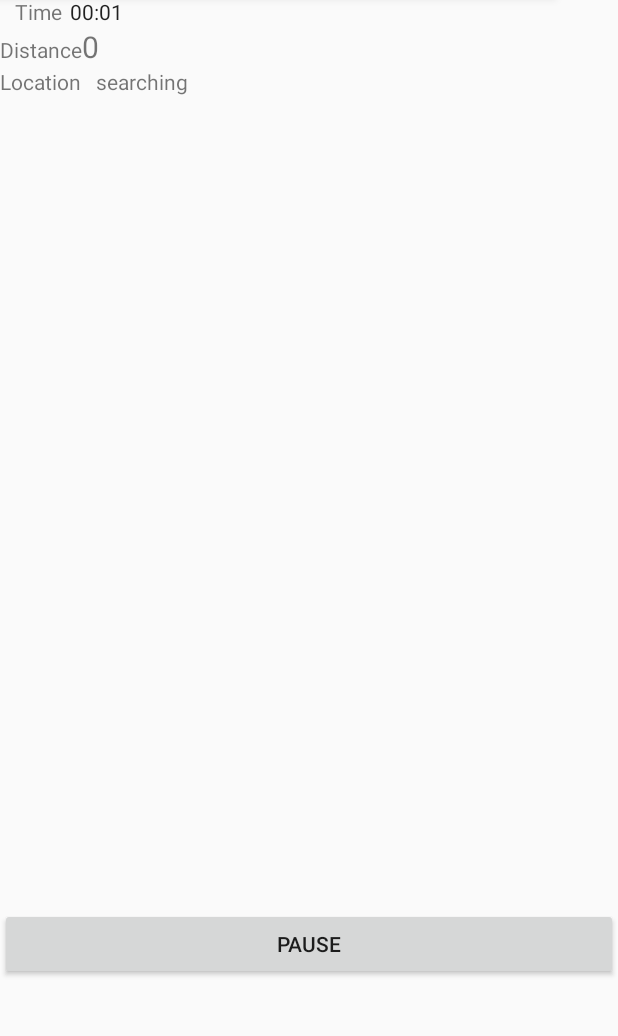
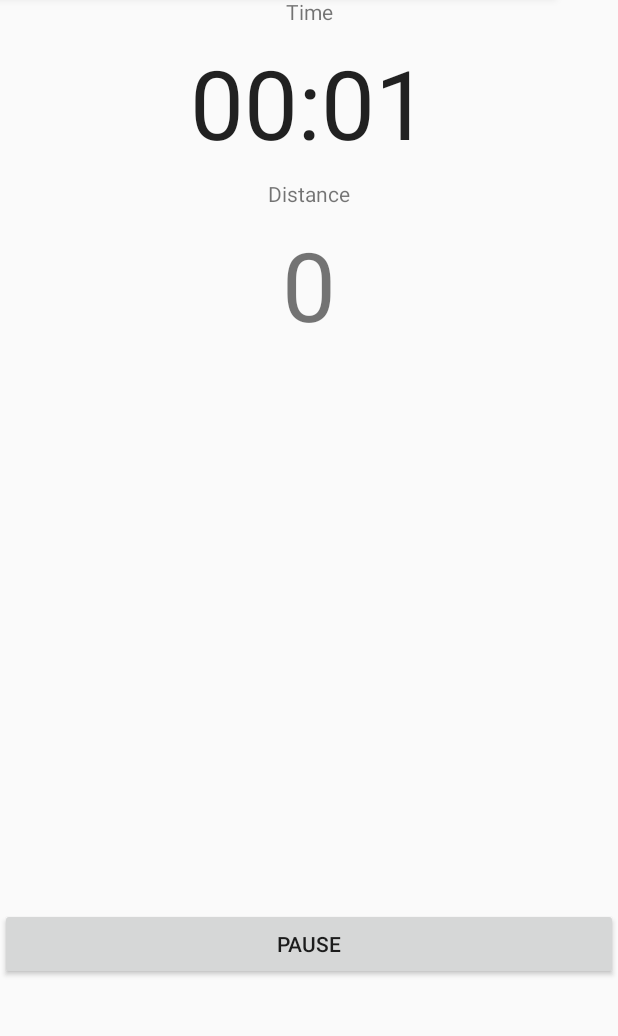
Before and after one commit to tkettu/rokego_android, an Android app: the screen it shows after launch (MainActivity), after a tap on "START", on a phone screen of 412 x 824 dp, the part 87-1123 px from its top. Run offline under Robolectric (Android 15) with nearby library versions, the phone set to English and light mode, and no system bars.

Commit message:
UI changes for main-activity.

```diff
--- a/app/src/main/java/com/teroki/rokego_android/GpsTracker.java
+++ b/app/src/main/java/com/teroki/rokego_android/GpsTracker.java
@@ -212,7 +212,9 @@ public class GpsTracker extends Service implements LocationListener{
             this.oldLocation = location;
             Log.d("Old location", this.oldLocation.toString());
             Log.d("Location", location.toString());
-            distanceField.setText(String.valueOf(distance));
+            double rDistance = (double)Math.round((distance/1000) * 100d ) / 100d; //distance as 2 decimal kms
+            //Todo Check if this works
+            distanceField.setText(String.valueOf(rDistance));
         }
     }
 
--- a/app/src/main/java/com/teroki/rokego_android/MainActivity.java
+++ b/app/src/main/java/com/teroki/rokego_android/MainActivity.java
@@ -78,17 +78,18 @@ public class MainActivity extends AppCompatActivity{
         addBtn.setOnClickListener(new View.OnClickListener() {
             @Override
             public void onClick(View view) {
-                Intent intent = new Intent(MainActivity.this, SaveData.class);
-                startActivity(intent);
+                //Intent intent = new Intent(MainActivity.this, SaveData.class);
+                //startActivity(intent);
+                addExercise();
             }
         });
 
-        timeLayout = (LinearLayout) findViewById(R.id.time_layout);
-        distanceLayout = (LinearLayout) findViewById(R.id.distance_layout);
+       // timeLayout = (LinearLayout) findViewById(R.id.time_layout);
+       // distanceLayout = (LinearLayout) findViewById(R.id.distance_layout);
 
         chronometer = (PausableChronometer) findViewById(R.id.chronometer);
         distance = (TextView) findViewById(R.id.distance);
-        searching = (TextView) findViewById(R.id.location);
+        //searching = (TextView) findViewById(R.id.location);
         setSupportActionBar(mainToolbar);
 
 
@@ -113,7 +114,7 @@ public class MainActivity extends AppCompatActivity{
                 }
 
                 gps.setDistanceField((TextView) findViewById(R.id.distance));
-                gps.setLocationField((TextView) findViewById(R.id.location));
+                //gps.setLocationField((TextView) findViewById(R.id.location));
                 gps.trackingStarted = false;
 
 
@@ -228,6 +229,31 @@ public class MainActivity extends AppCompatActivity{
 
         stopForeground();
 
+        addExercise();
+       /* Intent saveIntent = new Intent(MainActivity.this, SaveData.class);
+        TextView tDistance = (TextView) findViewById(R.id.distance);
+        PausableChronometer tTime = (PausableChronometer) findViewById(R.id.chronometer);
+
+        String mDistance = tDistance.getText().toString();
+        NumericChecker nChecker = new NumericChecker();
+        mDistance = (nChecker.isNumeric(mDistance) ? mDistance: "0.0" );
+
+        String mTime = tTime.getText().toString();
+        saveIntent.putExtra(TIME_MSG, mTime);
+        saveIntent.putExtra(DISTANCE_MSG, mDistance);
+        startActivity(saveIntent);*/
+
+
+        //reset distance
+        resetGps();
+        //gps.onDestroy();
+
+        chronometer.reset();
+        //setStartButton(false);
+        setButtonState(Constants.BUTTON_STATES.BTN_START);
+    }
+
+    public void addExercise(){
         Intent saveIntent = new Intent(MainActivity.this, SaveData.class);
         TextView tDistance = (TextView) findViewById(R.id.distance);
         PausableChronometer tTime = (PausableChronometer) findViewById(R.id.chronometer);
@@ -240,15 +266,6 @@ public class MainActivity extends AppCompatActivity{
         saveIntent.putExtra(TIME_MSG, mTime);
         saveIntent.putExtra(DISTANCE_MSG, mDistance);
         startActivity(saveIntent);
-
-
-        //reset distance
-        resetGps();
-        //gps.onDestroy();
-
-        chronometer.reset();
-        //setStartButton(false);
-        setButtonState(Constants.BUTTON_STATES.BTN_START);
     }
 
     public void stopForeground(){
@@ -274,14 +291,14 @@ public class MainActivity extends AppCompatActivity{
             case Constants.BUTTON_STATES.BTN_START:
                 startBtn.setText(R.string.btn_start);
                 addBtn.setVisibility(View.VISIBLE);
-                timeLayout.setVisibility(View.INVISIBLE);
-                distanceLayout.setVisibility(View.INVISIBLE);
+                //timeLayout.setVisibility(View.INVISIBLE);
+                //distanceLayout.setVisibility(View.INVISIBLE);
                 break;
             case Constants.BUTTON_STATES.BTN_PAUSE:
                 startBtn.setText(R.string.btn_pause);
                 addBtn.setVisibility(View.INVISIBLE);
-                timeLayout.setVisibility(View.VISIBLE);
-                distanceLayout.setVisibility(View.VISIBLE);
+                //timeLayout.setVisibility(View.VISIBLE);
+                //distanceLayout.setVisibility(View.VISIBLE);
                 break;
             case Constants.BUTTON_STATES.BTN_CONTINUE:
                 startBtn.setText(R.string.btn_continue);
@@ -302,7 +319,7 @@ public class MainActivity extends AppCompatActivity{
         Intent stopIntent = new Intent(MainActivity.this, Tracker.class);
         stopIntent.setAction(Constants.ACTION.STOPFOREGROUND_ACTION);
         startService(stopIntent);
-        startBtn.setText("LOPETETTU JOO");
+        startBtn.setText("STOPPPED TEST");
     }
 
     /*private BroadcastReceiver receiver = new BroadcastReceiver() {
--- a/app/src/main/res/layout/activity_main.xml
+++ b/app/src/main/res/layout/activity_main.xml
@@ -17,39 +17,70 @@
         app:popupTheme="@style/ThemeOverlay.AppCompat.Light"
         tools:layout_editor_absoluteY="0dp" />
 
-    <LinearLayout
+    <!--<LinearLayout
         android:id="@+id/time_layout"
-        android:layout_width="0dp"
+        android:layout_width="wrap_content"
         android:layout_height="wrap_content"
-        app:layout_constraintTop_toBottomOf="@+id/toolbar_main"
+        android:layout_marginEnd="8dp"
+        android:layout_marginLeft="8dp"
+        android:layout_marginRight="8dp"
+        android:layout_marginStart="8dp"
+        android:layout_marginTop="8dp"
+        android:visibility="invisible"
         android:weightSum="1"
-        android:visibility="invisible"
-        tools:layout_editor_absoluteX="0dp">
+        app:layout_constraintLeft_toLeftOf="parent"
+        app:layout_constraintRight_toRightOf="parent"
+        app:layout_constraintTop_toBottomOf="@+id/toolbar_main">
+-->
         <TextView
             android:id="@+id/time_label"
             android:layout_width="wrap_content"
             android:layout_height="wrap_content"
-            android:layout_marginLeft="10dp"
-            android:layout_marginRight="5dp"
-            android:text="@string/label_time" />
+            android:layout_marginLeft="8dp"
+            android:text="@string/label_time"
+            app:layout_constraintTop_toBottomOf="@id/toolbar_main"
+            android:layout_marginTop="0dp"
+            app:layout_constraintLeft_toLeftOf="parent"
+            android:layout_marginRight="8dp"
+            app:layout_constraintRight_toRightOf="parent" />
 
         <com.teroki.rokego_helpers.PausableChronometer
             android:id="@+id/chronometer"
             android:layout_width="wrap_content"
-            android:layout_height="wrap_content" />
-    </LinearLayout>
+            android:layout_height="wrap_content"
+            android:textSize="@android:dimen/notification_large_icon_height"
+            android:layout_marginLeft="8dp"
+            app:layout_constraintTop_toBottomOf="@+id/time_label"
+            android:layout_marginTop="8dp"
+            app:layout_constraintLeft_toLeftOf="parent"
+            android:layout_marginRight="8dp"
+            app:layout_constraintRight_toRightOf="parent" />
+  <!--  </LinearLayout>
+
     <LinearLayout
         android:id="@+id/distance_layout"
         android:layout_width="wrap_content"
         android:layout_height="wrap_content"
-        app:layout_constraintTop_toBottomOf="@+id/time_layout"
+        android:layout_marginEnd="8dp"
+        android:layout_marginLeft="8dp"
+        android:layout_marginRight="8dp"
+        android:layout_marginStart="8dp"
         android:visibility="invisible"
-        tools:layout_editor_absoluteX="0dp">
+        app:layout_constraintLeft_toLeftOf="parent"
+        app:layout_constraintRight_toRightOf="parent"
+        app:layout_constraintTop_toBottomOf="@+id/time_layout">-->
+
         <TextView
             android:id="@+id/distance_label"
             android:layout_width="wrap_content"
             android:layout_height="wrap_content"
-            android:text="@string/label_distance"/>
+            android:text="@string/label_distance"
+            app:layout_constraintTop_toBottomOf="@+id/chronometer"
+            android:layout_marginTop="8dp"
+            android:layout_marginLeft="8dp"
+            app:layout_constraintLeft_toLeftOf="parent"
+            android:layout_marginRight="8dp"
+            app:layout_constraintRight_toRightOf="parent" />
 
 
         <TextView
@@ -57,20 +88,20 @@
             android:layout_width="wrap_content"
             android:layout_height="wrap_content"
             android:text="0"
-            android:textSize="20dip" >
-        </TextView>
-        <TextView
-            android:id="@+id/searchingGps"
-            android:layout_width="wrap_content"
-            android:layout_height="wrap_content"
-            android:visibility="invisible"
-            android:text="   Searching location..."/>
-    </LinearLayout>
+            android:textSize="@android:dimen/notification_large_icon_height"
+            app:layout_constraintTop_toBottomOf="@id/distance_label"
+            android:layout_marginLeft="8dp"
+            android:layout_marginTop="8dp"
+            app:layout_constraintLeft_toLeftOf="parent"
+            android:layout_marginRight="8dp"
+            app:layout_constraintRight_toRightOf="parent"></TextView>
+   <!-- </LinearLayout>
     <LinearLayout
         android:layout_width="wrap_content"
         android:layout_height="wrap_content"
         app:layout_constraintTop_toBottomOf="@+id/distance_layout"
-        tools:layout_editor_absoluteX="0dp">
+        tools:layout_editor_absoluteX="0dp"
+        android:visibility="invisible">
         <TextView
             android:layout_width="wrap_content"
             android:layout_height="wrap_content"
@@ -80,7 +111,7 @@
             android:layout_width="wrap_content"
             android:layout_height="wrap_content"
             android:text="   searching"/>
-    </LinearLayout>
+    </LinearLayout> -->
 
     <Button
         android:id="@+id/button_start"
```
